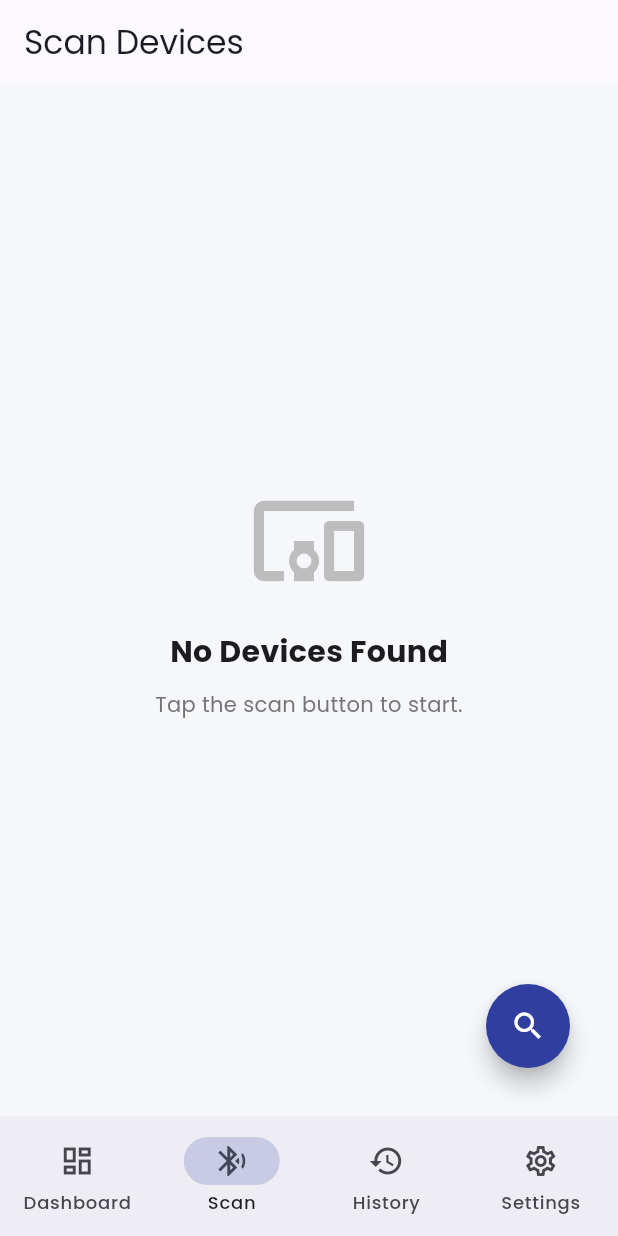
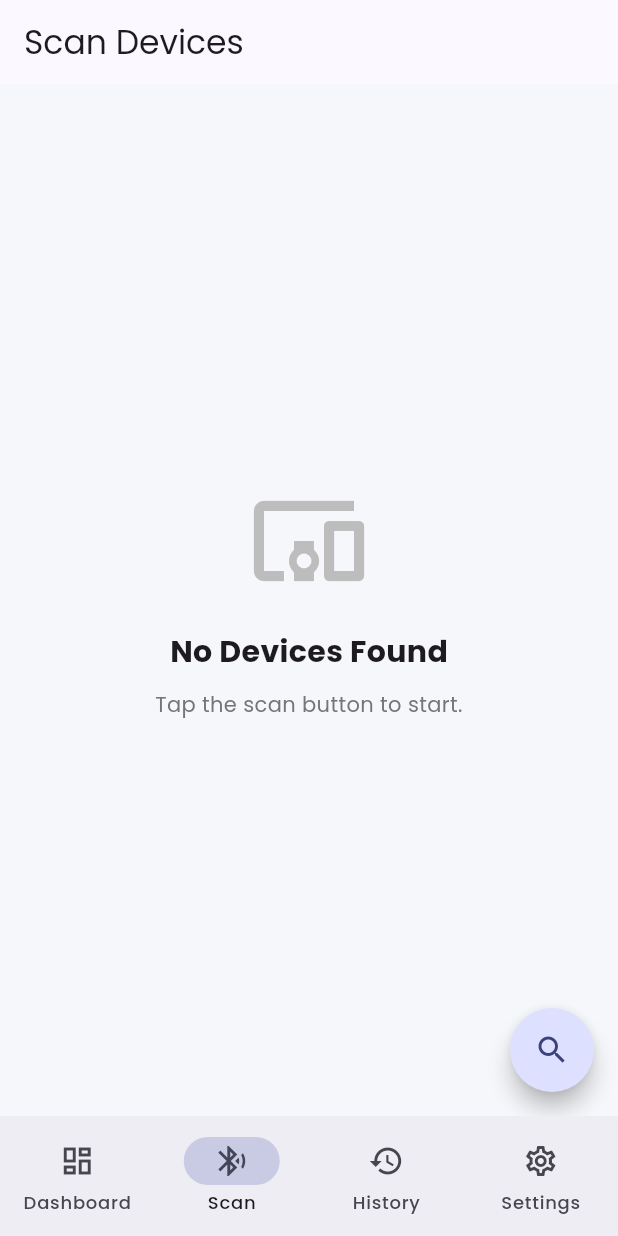
Before and after one commit to axeiira/iOS-Bluetooth, a Flutter app: the screen it shows after launch, item 2 of the bottom bar chosen, after a tap on the "search" icon, on a phone screen of 412 x 824 dp. Run offline on Flutter 3.47's test engine with Material 3 defaults, Android fonts, the phone set to English and light mode, and no system bars; our stand-ins replace flutter_blue_plus, flutter_map, google_fonts, latlong2, shimmer, sqflite and 1 more; accounts and stored records are empty; project files that could hold a hidden picture were left out.

Commit message:
update ui

```diff
--- a/lib/pages/dashboard_page.dart
+++ b/lib/pages/dashboard_page.dart
@@ -1,5 +1,4 @@
 import 'package:flutter/material.dart';
-import 'package:intl/intl.dart';
 import '../utils/database_helper.dart';
 import 'sync_page.dart';
 
@@ -21,10 +20,10 @@ class DashboardPage extends StatefulWidget {
   const DashboardPage({super.key});
 
   @override
-  State<DashboardPage> createState() => _DashboardPageState();
+  State<DashboardPage> createState() => DashboardPageState();
 }
 
-class _DashboardPageState extends State<DashboardPage> {
+class DashboardPageState extends State<DashboardPage> {
   int _unsyncedCount = 0;
   int _totalCount = 0;
   List<ActivityLog> _recentActivities = [];
@@ -32,11 +31,10 @@ class _DashboardPageState extends State<DashboardPage> {
   @override
   void initState() {
     super.initState();
-    _refreshData();
+    refreshData();
   }
 
-  // Fungsi untuk memuat semua data dashboard
-  Future<void> _refreshData() async {
+  Future<void> refreshData() async {
     await _loadDataSummary();
     await _loadRecentActivities();
   }
@@ -53,38 +51,59 @@ class _DashboardPageState extends State<DashboardPage> {
   }
 
   Future<void> _loadRecentActivities() async {
-    final recentRecords = await DatabaseHelper.instance.getAllGpsData(limit: 5);
+    final recentRecords = await DatabaseHelper.instance.getAllGpsData(limit: 20);
+    if (!mounted || recentRecords.isEmpty) {
+      setState(() => _recentActivities = []);
+      return;
+    }
+
+    final Map<String, List<Map<String, dynamic>>> recordsByDevice = {};
+    for (var record in recentRecords) {
+      final deviceId = record['device_id'] as String;
+      if (recordsByDevice[deviceId] == null) {
+        recordsByDevice[deviceId] = [];
+      }
+      recordsByDevice[deviceId]!.add(record);
+    }
+
+    final List<ActivityLog> batchActivities = [];
+    recordsByDevice.forEach((deviceId, records) {
+      final newestRecord = records.first;
+
+      batchActivities.add(ActivityLog(
+        icon: Icons.add_location_alt_outlined,
+        iconColor: Colors.blue.shade700,
+        title: "${records.length} Records",
+        time: "From: ${_formatActivityTitle(deviceId)} • ${_formatTimeAgo(DateTime.parse(newestRecord['timestamp']))}",
+      ));
+    });
+
+    batchActivities.sort((a, b) => b.time.compareTo(a.time));
+
     if (mounted) {
       setState(() {
-        _recentActivities = recentRecords.map((record) {
-          return ActivityLog(
-            icon: Icons.add_location_alt_outlined,
-            iconColor: Colors.blue.shade700,
-            title: "${record['device_id']} - Data Received",
-            time: _formatTimeAgo(DateTime.parse(record['timestamp'])),
-          );
-        }).toList();
+        _recentActivities = batchActivities;
       });
     }
   }
 
+  String _formatActivityTitle(String deviceId) {
+    if (deviceId.length > 12) {
+      final shortId = deviceId.substring(0, 8);
+      return "($shortId..)";
+    }
+    return deviceId;
+  }
+
   String _formatTimeAgo(DateTime dateTime) {
     final duration = DateTime.now().difference(dateTime);
-    if (duration.inDays > 1) {
-      return '${duration.inDays} days ago';
-    } else if (duration.inDays == 1) {
-      return '1 day ago';
-    } else if (duration.inHours > 1) {
-      return '${duration.inHours} hours ago';
-    } else if (duration.inHours == 1) {
-      return '1 hour ago';
-    } else if (duration.inMinutes > 1) {
-      return '${duration.inMinutes} minutes ago';
-    } else if (duration.inMinutes == 1) {
-      return '1 minute ago';
-    } else {
-      return 'Just now';
-    }
+    if (duration.inDays > 1) return '${duration.inDays} days ago';
+    if (duration.inDays == 1) return '1 day ago';
+    if (duration.inHours > 1) return '${duration.inHours} hours ago';
+    if (duration.inHours == 1) return '1 hour ago';
+    if (duration.inMinutes > 1) return '${duration.inMinutes} minutes ago';
+    if (duration.inMinutes == 1) return '1 minute ago';
+    return 'Just now';
   }
 
   @override
@@ -103,7 +122,7 @@ class _DashboardPageState extends State<DashboardPage> {
         elevation: 0,
       ),
       body: RefreshIndicator(
-        onRefresh: _refreshData,
+        onRefresh: refreshData,
         child: ListView(
           padding: const EdgeInsets.all(16.0),
           children: [
@@ -135,7 +154,7 @@ class _DashboardPageState extends State<DashboardPage> {
             InkWell(
               onTap: () async {
                 await Navigator.push(context, MaterialPageRoute(builder: (context) => const SyncPage()));
-                _refreshData(); // Refresh data setelah kembali dari SyncPage
+                refreshData();
               },
               child: _buildStatusMetric("Unsynced", _unsyncedCount.toString(), Colors.white, isWarning: _unsyncedCount > 0),
             ),
@@ -186,7 +205,7 @@ class _DashboardPageState extends State<DashboardPage> {
               backgroundColor: activity.iconColor.withOpacity(0.1),
               child: Icon(activity.icon, color: activity.iconColor),
             ),
-            title: Text(activity.title),
+            title: Text(activity.title, overflow: TextOverflow.ellipsis),
             subtitle: Text(activity.time),
           );
         },
--- a/lib/pages/history_page.dart
+++ b/lib/pages/history_page.dart
@@ -1,5 +1,6 @@
 import 'package:flutter/material.dart';
 import 'package:intl/intl.dart';
+import 'package:shimmer/shimmer.dart';
 import 'package:table_calendar/table_calendar.dart';
 import '../utils/database_helper.dart';
 import 'map_view_page.dart';
@@ -16,6 +17,7 @@ class HistoryPageState extends State<HistoryPage> {
   DateTime _focusedDay = DateTime.now();
   DateTime? _selectedDay;
   List<Map<String, dynamic>> _selectedDayEvents = [];
+  bool _isLoading = true;
 
   @override
   void initState() {
@@ -29,6 +31,9 @@ class HistoryPageState extends State<HistoryPage> {
   }
 
   Future<void> _loadDataForCalendar() async {
+    setState(() => _isLoading = true);
+    await Future.delayed(const Duration(milliseconds: 750));
+
     final allData = await DatabaseHelper.instance.getAllGpsData();
     final Map<DateTime, List<Map<String, dynamic>>> eventSource = {};
 
@@ -44,7 +49,8 @@ class HistoryPageState extends State<HistoryPage> {
     if (mounted) {
       setState(() {
         _events = eventSource;
-        _onDaySelected(_selectedDay!, _focusedDay); // Refresh events for selected day
+        _onDaySelected(_selectedDay!, _focusedDay);
+        _isLoading = false;
       });
     }
   }
@@ -65,7 +71,9 @@ class HistoryPageState extends State<HistoryPage> {
       appBar: AppBar(
         title: const Text("Data History"),
       ),
-      body: Column(
+      body: _isLoading
+        ? _buildLoadingSkeleton()
+        : Column(
             children: [
               Card(
                 margin: const EdgeInsets.all(12),
@@ -98,12 +106,45 @@ class HistoryPageState extends State<HistoryPage> {
     );
   }
 
+  Widget _buildLoadingSkeleton() {
+    return Shimmer.fromColors(
+      baseColor: Colors.grey.shade300,
+      highlightColor: Colors.grey.shade100,
+      child: ListView(
+        padding: const EdgeInsets.all(12.0),
+        children: [
+          Container(
+            height: 400,
+            decoration: BoxDecoration(
+              color: Colors.white,
+              borderRadius: BorderRadius.circular(12),
+            ),
+          ),
+          const SizedBox(height: 24),
+          Container(
+            height: 80,
+            decoration: BoxDecoration(
+              color: Colors.white,
+              borderRadius: BorderRadius.circular(12),
+            ),
+          ),
+           const SizedBox(height: 12),
+           Container(
+            height: 80,
+            decoration: BoxDecoration(
+              color: Colors.white,
+              borderRadius: BorderRadius.circular(12),
+            ),
+          ),
+        ],
+      ),
+    );
+  }
+
   Widget _buildEventList() {
     if (_selectedDayEvents.isEmpty) {
       return const Center(child: Text("No data for this day."));
     }
-
-    // Group events by device ID for the selected day
     final Map<String, List<Map<String, dynamic>>> groupedByDevice = {};
     for (var event in _selectedDayEvents) {
       final deviceId = event['device_id'] as String;
@@ -112,7 +153,6 @@ class HistoryPageState extends State<HistoryPage> {
       }
       groupedByDevice[deviceId]!.add(event);
     }
-
     return ListView(
       padding: const EdgeInsets.symmetric(horizontal: 16),
       children: groupedByDevice.entries.map((entry) {
--- a/lib/pages/main_screen.dart
+++ b/lib/pages/main_screen.dart
@@ -14,7 +14,6 @@ class MainScreen extends StatefulWidget {
 class _MainScreenState extends State<MainScreen> {
   int _selectedIndex = 0;
 
-  // GlobalKey untuk merefresh halaman riwayat
   final GlobalKey<HistoryPageState> _historyPageKey = GlobalKey<HistoryPageState>();
 
   late final List<Widget> _pages;
@@ -24,7 +23,7 @@ class _MainScreenState extends State<MainScreen> {
     super.initState();
     _pages = <Widget>[
       const DashboardPage(),
-      ScanPage(navigateToTab: _navigateToTab), // Kirim fungsi navigasi
+      ScanPage(navigateToTab: _navigateToTab),
       HistoryPage(key: _historyPageKey),
       const SettingsPage(),
     ];
--- a/lib/pages/scan_page.dart
+++ b/lib/pages/scan_page.dart
@@ -1,23 +1,26 @@
-// lib/pages/scan_page.dart
 import 'package:flutter/material.dart';
+import 'package:flutter/services.dart';
 import 'package:flutter_blue_plus/flutter_blue_plus.dart';
 import 'device_page.dart';
 import 'dart:async';
 
 class ScanPage extends StatefulWidget {
   final Function(int) navigateToTab;
-
   const ScanPage({super.key, required this.navigateToTab});
 
   @override
   State<ScanPage> createState() => _ScanPageState();
 }
 
-class _ScanPageState extends State<ScanPage> {
+class _ScanPageState extends State<ScanPage> with SingleTickerProviderStateMixin {
   List<ScanResult> _scanResults = [];
   bool _isScanning = false;
   StreamSubscription<List<ScanResult>>? _scanResultsSubscription;
   StreamSubscription<bool>? _isScanningSubscription;
+
+  late AnimationController _animationController;
+  late Animation<Offset> _slideAnimation;
+  late Animation<double> _fadeAnimation;
 
   @override
   void initState() {
@@ -28,18 +31,33 @@ class _ScanPageState extends State<ScanPage> {
     _isScanningSubscription = FlutterBluePlus.isScanning.listen((state) {
       if (mounted) setState(() => _isScanning = state);
     });
+
+    _animationController = AnimationController(
+      vsync: this,
+      duration: const Duration(milliseconds: 500),
+    );
+    _slideAnimation = Tween<Offset>(begin: const Offset(0, 0.2), end: Offset.zero)
+        .animate(CurvedAnimation(parent: _animationController, curve: Curves.easeOut));
+    _fadeAnimation = Tween<double>(begin: 0.0, end: 1.0).animate(_animationController);
   }
 
   @override
   void dispose() {
     _scanResultsSubscription?.cancel();
     _isScanningSubscription?.cancel();
+    _animationController.dispose();
     FlutterBluePlus.stopScan();
     super.dispose();
   }
 
   Future<void> _startScan() async {
+    HapticFeedback.lightImpact();
     await FlutterBluePlus.startScan(timeout: const Duration(seconds: 10));
+  }
+
+  void _stopScan() {
+    HapticFeedback.lightImpact();
+    FlutterBluePlus.stopScan();
   }
 
   void _connectToDevice(BluetoothDevice device) async {
@@ -69,25 +87,12 @@ class _ScanPageState extends State<ScanPage> {
   @override
   Widget build(BuildContext context) {
     return Scaffold(
-      appBar: AppBar(
-        title: const Text("Scan Devices"),
-      ),
-      body: RefreshIndicator(
-        onRefresh: _startScan,
-        child: _buildDeviceList(),
-      ),
-      floatingActionButton: Padding(
-        padding: const EdgeInsets.all(16.0),
-        child: FloatingActionButton(
-          onPressed: _isScanning ? () => FlutterBluePlus.stopScan() : _startScan,
-          backgroundColor: _isScanning ? Colors.red.shade700 : Theme.of(context).colorScheme.primary,
-          foregroundColor: Colors.white,
-          tooltip: _isScanning ? 'Stop Scan' : 'Scan Devices',
+      appBar: AppBar(title: const Text("Scan Devices")),
+      body: RefreshIndicator(onRefresh: _startScan, child: _buildDeviceList()),
+      floatingActionButton: FloatingActionButton(
+        onPressed: _isScanning ? _stopScan : _startScan,
         shape: const CircleBorder(),
-          child: Icon(
-            _isScanning ? Icons.stop : Icons.search,
-          ),
-        ),
+        child: Icon(_isScanning ? Icons.stop : Icons.search),
       ),
     );
   }
@@ -97,8 +102,8 @@ class _ScanPageState extends State<ScanPage> {
         .where((r) => r.device.platformName.isNotEmpty && r.device.platformName.startsWith("GPS"))
         .toList();
 
-    if (_isScanning && gpsResults.isEmpty) {
-      return const Center(child: CircularProgressIndicator());
+    if (gpsResults.isNotEmpty) {
+      _animationController.forward();
     }
 
     if (gpsResults.isEmpty) {
@@ -126,7 +131,11 @@ class _ScanPageState extends State<ScanPage> {
       itemCount: gpsResults.length,
       itemBuilder: (context, index) {
         final result = gpsResults[index];
-        return Card(
+        return FadeTransition(
+          opacity: _fadeAnimation,
+          child: SlideTransition(
+            position: _slideAnimation,
+            child: Card(
               margin: const EdgeInsets.symmetric(horizontal: 16, vertical: 6),
               child: ListTile(
                 leading: const CircleAvatar(child: Icon(Icons.bluetooth)),
@@ -135,6 +144,8 @@ class _ScanPageState extends State<ScanPage> {
                 trailing: Text("${result.rssi} dBm"),
                 onTap: () => _connectToDevice(result.device),
               ),
+            ),
+          ),
         );
       },
     );
```
Lines whose indentation alone changed are shown as unchanged.
